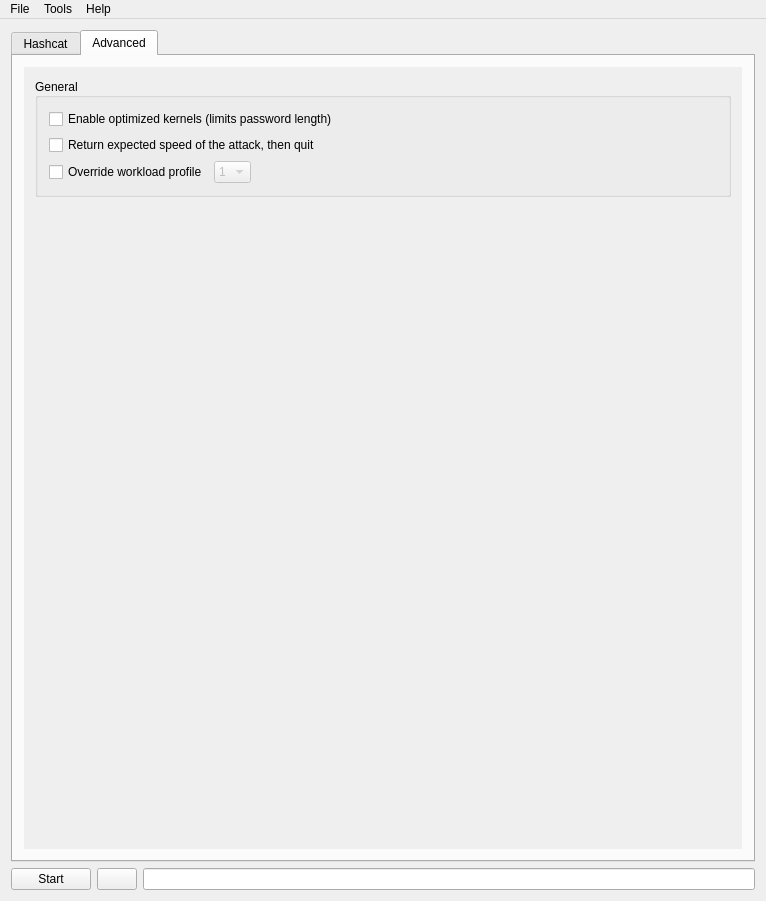
This is src/mainwindow.ui in rgroesslinger/hashcat-gui as Qt 5 draws it before an edit. The edited form follows.
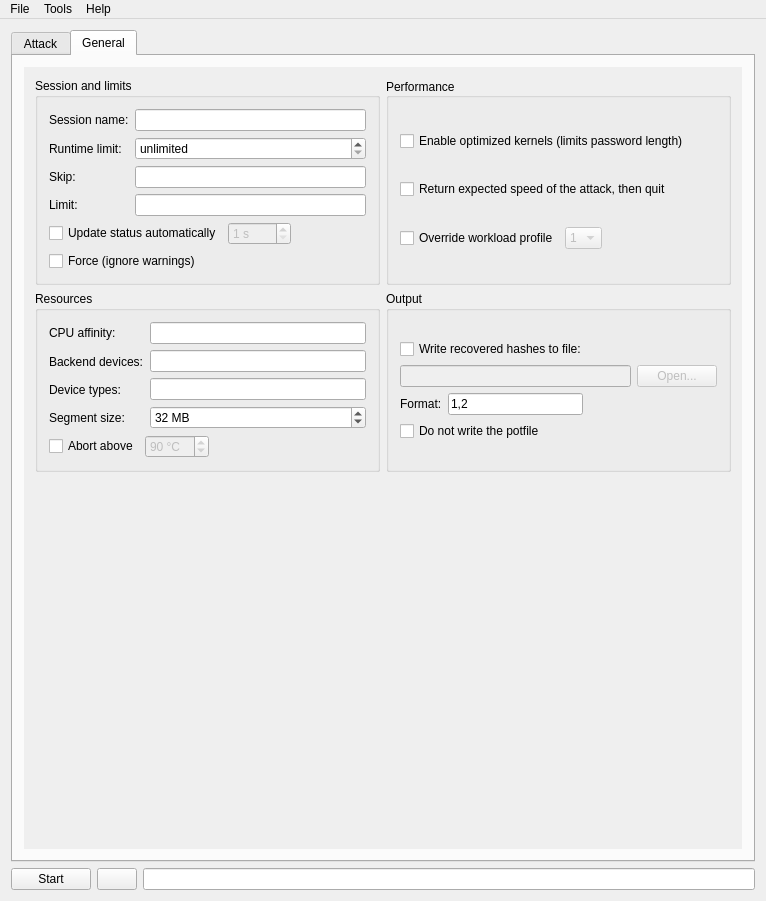
This is the edited form. The open tabs and pages were chosen to show the change. Icons and pictures are not drawn.

Commit message:
Add common hashcat options and split tabs by purpose
Expose increment, runtime, session, status, device, hwmon, combination-rule,
wordlist-encoding and potfile options. Move the always-available execution,
output, resource and performance controls to the General tab so the Attack
tab keeps the mode-specific input.

The edit to the form file:
```diff
--- a/src/mainwindow.ui
+++ b/src/mainwindow.ui
@@ -43,7 +43,7 @@
       </property>
       <widget class="QWidget" name="tab_hc">
        <attribute name="title">
-        <string notr="true">Hashcat</string>
+        <string>Attack</string>
        </attribute>
        <layout class="QVBoxLayout" name="verticalLayout_13">
         <item>
@@ -688,6 +688,281 @@
              </layout>
             </item>
             <item>
+             <spacer name="verticalSpacer_3">
+              <property name="orientation">
+               <enum>Qt::Orientation::Vertical</enum>
+              </property>
+              <property name="sizeHint" stdset="0">
+               <size>
+                <width>20</width>
+                <height>40</height>
+               </size>
+              </property>
+             </spacer>
+            </item>
+           </layout>
+          </widget>
+         </widget>
+        </item>
+       </layout>
+      </widget>
+      <widget class="QWidget" name="tab_advanced">
+       <property name="enabled">
+        <bool>true</bool>
+       </property>
+       <attribute name="title">
+        <string>General</string>
+       </attribute>
+       <layout class="QVBoxLayout" name="verticalLayout_23">
+        <item>
+         <widget class="QScrollArea" name="scrollArea">
+          <property name="frameShape">
+           <enum>QFrame::Shape::NoFrame</enum>
+          </property>
+          <property name="widgetResizable">
+           <bool>true</bool>
+          </property>
+          <widget class="QWidget" name="scrollAreaWidgetContents">
+           <property name="geometry">
+            <rect>
+             <x>0</x>
+             <y>0</y>
+             <width>726</width>
+             <height>810</height>
+            </rect>
+           </property>
+           <layout class="QVBoxLayout" name="verticalLayout_39">
+            <item>
+             <layout class="QHBoxLayout" name="horizontalLayout_advanced_top">
+              <item>
+               <widget class="QGroupBox" name="groupBox_session">
+                <property name="title">
+                 <string>Session and limits</string>
+                </property>
+                <layout class="QGridLayout" name="gridLayout_session">
+                 <item row="0" column="0">
+                  <widget class="QLabel" name="label_session">
+                   <property name="text">
+                    <string>Session name:</string>
+                   </property>
+                  </widget>
+                 </item>
+                 <item row="0" column="1">
+                  <widget class="QLineEdit" name="lineEdit_session">
+                   <property name="toolTip">
+                    <string>Define a specific session name</string>
+                   </property>
+                  </widget>
+                 </item>
+                 <item row="1" column="0">
+                  <widget class="QLabel" name="label_runtime">
+                   <property name="text">
+                    <string>Runtime limit:</string>
+                   </property>
+                  </widget>
+                 </item>
+                 <item row="1" column="1">
+                  <widget class="QSpinBox" name="spinBox_runtime">
+                   <property name="toolTip">
+                    <string>Abort the session after this many seconds; 0 means no limit</string>
+                   </property>
+                   <property name="suffix">
+                    <string> s</string>
+                   </property>
+                   <property name="specialValueText">
+                    <string>unlimited</string>
+                   </property>
+                   <property name="maximum">
+                    <number>31536000</number>
+                   </property>
+                   <property name="value">
+                    <number>0</number>
+                   </property>
+                  </widget>
+                 </item>
+                 <item row="2" column="0">
+                  <widget class="QLabel" name="label_skip">
+                   <property name="text">
+                    <string>Skip:</string>
+                   </property>
+                  </widget>
+                 </item>
+                 <item row="2" column="1">
+                  <widget class="QLineEdit" name="lineEdit_skip">
+                   <property name="toolTip">
+                    <string>Skip this many candidates from the start</string>
+                   </property>
+                  </widget>
+                 </item>
+                 <item row="3" column="0">
+                  <widget class="QLabel" name="label_limit">
+                   <property name="text">
+                    <string>Limit:</string>
+                   </property>
+                  </widget>
+                 </item>
+                 <item row="3" column="1">
+                  <widget class="QLineEdit" name="lineEdit_limit">
+                   <property name="toolTip">
+                    <string>Only test this many candidates after the skipped ones</string>
+                   </property>
+                  </widget>
+                 </item>
+                 <item row="4" column="0" colspan="2">
+                  <layout class="QHBoxLayout" name="horizontalLayout_status">
+                   <item>
+                    <widget class="QCheckBox" name="checkBox_status">
+                     <property name="text">
+                      <string>Update status automatically</string>
+                     </property>
+                    </widget>
+                   </item>
+                   <item>
+                    <widget class="QSpinBox" name="spinBox_status_timer">
+                     <property name="enabled">
+                      <bool>false</bool>
+                     </property>
+                     <property name="toolTip">
+                      <string>Seconds between status updates</string>
+                     </property>
+                     <property name="suffix">
+                      <string> s</string>
+                     </property>
+                     <property name="minimum">
+                      <number>1</number>
+                     </property>
+                     <property name="maximum">
+                      <number>3600</number>
+                     </property>
+                     <property name="value">
+                      <number>1</number>
+                     </property>
+                    </widget>
+                   </item>
+                   <item>
+                    <spacer name="horizontalSpacer_status">
+                     <property name="orientation">
+                      <enum>Qt::Orientation::Horizontal</enum>
+                     </property>
+                     <property name="sizeHint" stdset="0">
+                      <size>
+                       <width>40</width>
+                       <height>20</height>
+                      </size>
+                     </property>
+                    </spacer>
+                   </item>
+                  </layout>
+                 </item>
+                 <item row="5" column="0" colspan="2">
+                  <widget class="QCheckBox" name="checkBox_force">
+                   <property name="toolTip">
+                    <string>Ignore warnings and start hashcat anyway. Use with care.</string>
+                   </property>
+                   <property name="text">
+                    <string>Force (ignore warnings)</string>
+                   </property>
+                  </widget>
+                 </item>
+                </layout>
+               </widget>
+              </item>
+              <item>
+               <widget class="QGroupBox" name="groupBox_general">
+                <property name="title">
+                 <string>Performance</string>
+                </property>
+                <property name="alignment">
+                 <set>Qt::AlignmentFlag::AlignLeading|Qt::AlignmentFlag::AlignLeft|Qt::AlignmentFlag::AlignVCenter</set>
+                </property>
+                <property name="checkable">
+                 <bool>false</bool>
+                </property>
+                <layout class="QVBoxLayout" name="verticalLayout">
+                 <item>
+                  <widget class="QCheckBox" name="checkBox_optimized_kernel">
+                   <property name="text">
+                    <string>Enable optimized kernels (limits password length)</string>
+                   </property>
+                  </widget>
+                 </item>
+                 <item>
+                  <widget class="QCheckBox" name="checkBox_speed_only">
+                   <property name="text">
+                    <string>Return expected speed of the attack, then quit</string>
+                   </property>
+                  </widget>
+                 </item>
+                 <item>
+                  <layout class="QHBoxLayout" name="horizontalLayout">
+                   <item>
+                    <widget class="QCheckBox" name="checkBox_override_workload_profile">
+                     <property name="text">
+                      <string>Override workload profile</string>
+                     </property>
+                    </widget>
+                   </item>
+                   <item>
+                    <widget class="QComboBox" name="comboBox_workload_profile">
+                     <property name="enabled">
+                      <bool>false</bool>
+                     </property>
+                     <property name="toolTip">
+                      <string> # | Performance | Runtime | Power Consumption | Desktop Impact
+   ===+=============+=========+===================+=========
+    1 | Low               |   2 ms    | Low               | Minimal
+    2 | Default         |  12 ms   | Economic     | Noticeable
+    3 | High              |  96 ms   | High              | Unresponsive
+    4 | Nightmare   | 480 ms  | Insane          | Headless
+
+  </string>
+                     </property>
+                     <item>
+                      <property name="text">
+                       <string notr="true">1</string>
+                      </property>
+                     </item>
+                     <item>
+                      <property name="text">
+                       <string notr="true">2</string>
+                      </property>
+                     </item>
+                     <item>
+                      <property name="text">
+                       <string notr="true">3</string>
+                      </property>
+                     </item>
+                     <item>
+                      <property name="text">
+                       <string notr="true">4</string>
+                      </property>
+                     </item>
+                    </widget>
+                   </item>
+                   <item>
+                    <spacer name="horizontalSpacer">
+                     <property name="orientation">
+                      <enum>Qt::Orientation::Horizontal</enum>
+                     </property>
+                     <property name="sizeType">
+                      <enum>QSizePolicy::Policy::Expanding</enum>
+                     </property>
+                     <property name="sizeHint" stdset="0">
+                      <size>
+                       <width>40</width>
+                       <height>20</height>
+                      </size>
+                     </property>
+                    </spacer>
+                   </item>
+                  </layout>
+                 </item>
+                </layout>
+               </widget>
+              </item>
+             </layout>
+            </item>
+            <item>
              <layout class="QHBoxLayout" name="horizontalLayout_25">
               <item>
                <widget class="QGroupBox" name="groupBox_resources">
@@ -713,6 +988,13 @@
                        </property>
                       </widget>
                      </item>
+                     <item>
+                      <widget class="QLabel" name="label_device_types">
+                       <property name="text">
+                        <string>Device types:</string>
+                       </property>
+                      </widget>
+                     </item>
                      <item>
                       <widget class="QLabel" name="label_segment">
                        <property name="text">
@@ -741,6 +1023,13 @@
                        </property>
                       </widget>
                      </item>
+                     <item>
+                      <widget class="QLineEdit" name="lineEdit_device_types">
+                       <property name="toolTip">
+                        <string>OpenCL device types to use, separated with commas</string>
+                       </property>
+                      </widget>
+                     </item>
                      <item>
                       <widget class="QSpinBox" name="spinBox_segment">
                        <property name="sizePolicy">
@@ -767,6 +1056,52 @@
                    </item>
                   </layout>
                  </item>
+                 <item row="1" column="0">
+                  <layout class="QHBoxLayout" name="horizontalLayout_hwmon">
+                   <item>
+                    <widget class="QCheckBox" name="checkBox_hwmon_temp_abort">
+                     <property name="toolTip">
+                      <string>Abort when a device reaches this temperature</string>
+                     </property>
+                     <property name="text">
+                      <string>Abort above</string>
+                     </property>
+                    </widget>
+                   </item>
+                   <item>
+                    <widget class="QSpinBox" name="spinBox_hwmon_temp_abort">
+                     <property name="enabled">
+                      <bool>false</bool>
+                     </property>
+                     <property name="toolTip">
+                      <string>Temperature in degrees Celsius</string>
+                     </property>
+                     <property name="suffix">
+                      <string> °C</string>
+                     </property>
+                     <property name="maximum">
+                      <number>200</number>
+                     </property>
+                     <property name="value">
+                      <number>90</number>
+                     </property>
+                    </widget>
+                   </item>
+                   <item>
+                    <spacer name="horizontalSpacer_hwmon">
+                     <property name="orientation">
+                      <enum>Qt::Orientation::Horizontal</enum>
+                     </property>
+                     <property name="sizeHint" stdset="0">
+                      <size>
+                       <width>40</width>
+                       <height>20</height>
+                      </size>
+                     </property>
+                    </spacer>
+                   </item>
+                  </layout>
+                 </item>
                 </layout>
                </widget>
               </item>
@@ -855,150 +1190,22 @@
                      </item>
                     </layout>
                    </item>
+                   <item>
+                    <widget class="QCheckBox" name="checkBox_potfile_disable">
+                     <property name="toolTip">
+                      <string>Do not write recovered hashes to the potfile</string>
+                     </property>
+                     <property name="text">
+                      <string>Do not write the potfile</string>
+                     </property>
+                    </widget>
+                   </item>
                   </layout>
                  </item>
                 </layout>
                </widget>
               </item>
              </layout>
-            </item>
-            <item>
-             <spacer name="verticalSpacer_3">
-              <property name="orientation">
-               <enum>Qt::Orientation::Vertical</enum>
-              </property>
-              <property name="sizeHint" stdset="0">
-               <size>
-                <width>20</width>
-                <height>40</height>
-               </size>
-              </property>
-             </spacer>
-            </item>
-           </layout>
-          </widget>
-         </widget>
-        </item>
-       </layout>
-      </widget>
-      <widget class="QWidget" name="tab_advanced">
-       <property name="enabled">
-        <bool>true</bool>
-       </property>
-       <attribute name="title">
-        <string>Advanced</string>
-       </attribute>
-       <layout class="QVBoxLayout" name="verticalLayout_23">
-        <item>
-         <widget class="QScrollArea" name="scrollArea">
-          <property name="frameShape">
-           <enum>QFrame::Shape::NoFrame</enum>
-          </property>
-          <property name="widgetResizable">
-           <bool>true</bool>
-          </property>
-          <widget class="QWidget" name="scrollAreaWidgetContents">
-           <property name="geometry">
-            <rect>
-             <x>0</x>
-             <y>0</y>
-             <width>726</width>
-             <height>810</height>
-            </rect>
-           </property>
-           <layout class="QVBoxLayout" name="verticalLayout_39">
-            <item>
-             <widget class="QGroupBox" name="groupBox_general">
-              <property name="title">
-               <string>General</string>
-              </property>
-              <property name="alignment">
-               <set>Qt::AlignmentFlag::AlignLeading|Qt::AlignmentFlag::AlignLeft|Qt::AlignmentFlag::AlignVCenter</set>
-              </property>
-              <property name="checkable">
-               <bool>false</bool>
-              </property>
-              <layout class="QVBoxLayout" name="verticalLayout">
-               <item>
-                <widget class="QCheckBox" name="checkBox_optimized_kernel">
-                 <property name="text">
-                  <string>Enable optimized kernels (limits password length)</string>
-                 </property>
-                </widget>
-               </item>
-               <item>
-                <widget class="QCheckBox" name="checkBox_speed_only">
-                 <property name="text">
-                  <string>Return expected speed of the attack, then quit</string>
-                 </property>
-                </widget>
-               </item>
-               <item>
-                <layout class="QHBoxLayout" name="horizontalLayout">
-                 <item>
-                  <widget class="QCheckBox" name="checkBox_override_workload_profile">
-                   <property name="text">
-                    <string>Override workload profile</string>
-                   </property>
-                  </widget>
-                 </item>
-                 <item>
-                  <widget class="QComboBox" name="comboBox_workload_profile">
-                   <property name="enabled">
-                    <bool>false</bool>
-                   </property>
-                   <property name="toolTip">
-                    <string> # | Performance | Runtime | Power Consumption | Desktop Impact
- ===+=============+=========+===================+=========
-  1 | Low               |   2 ms    | Low               | Minimal
-  2 | Default         |  12 ms   | Economic     | Noticeable
-  3 | High              |  96 ms   | High              | Unresponsive
-  4 | Nightmare   | 480 ms  | Insane          | Headless
-
-</string>
-                   </property>
-                   <item>
-                    <property name="text">
-                     <string notr="true">1</string>
-                    </property>
-                   </item>
-                   <item>
-                    <property name="text">
-                     <string notr="true">2</string>
-                    </property>
-                   </item>
-                   <item>
-                    <property name="text">
-                     <string notr="true">3</string>
-                    </property>
-                   </item>
-                   <item>
-                    <property name="text">
-                     <string notr="true">4</string>
-                    </property>
-                   </item>
-                  </widget>
-                 </item>
-                 <item>
-                  <spacer name="horizontalSpacer">
-                   <property name="orientation">
-                    <enum>Qt::Orientation::Horizontal</enum>
-                   </property>
-                   <property name="sizeType">
-                    <enum>QSizePolicy::Policy::Expanding</enum>
-                   </property>
-                   <property name="sizeHint" stdset="0">
-                    <size>
-                     <width>40</width>
-                     <height>20</height>
-                    </size>
-                   </property>
-                  </spacer>
-                 </item>
-                </layout>
-               </item>
-              </layout>
-             </widget>
             </item>
             <item>
              <spacer name="verticalSpacer_2">
```
Left out of the diff: 392 changed lines with no effect on the pictures. The commit also changes 12 other files.
